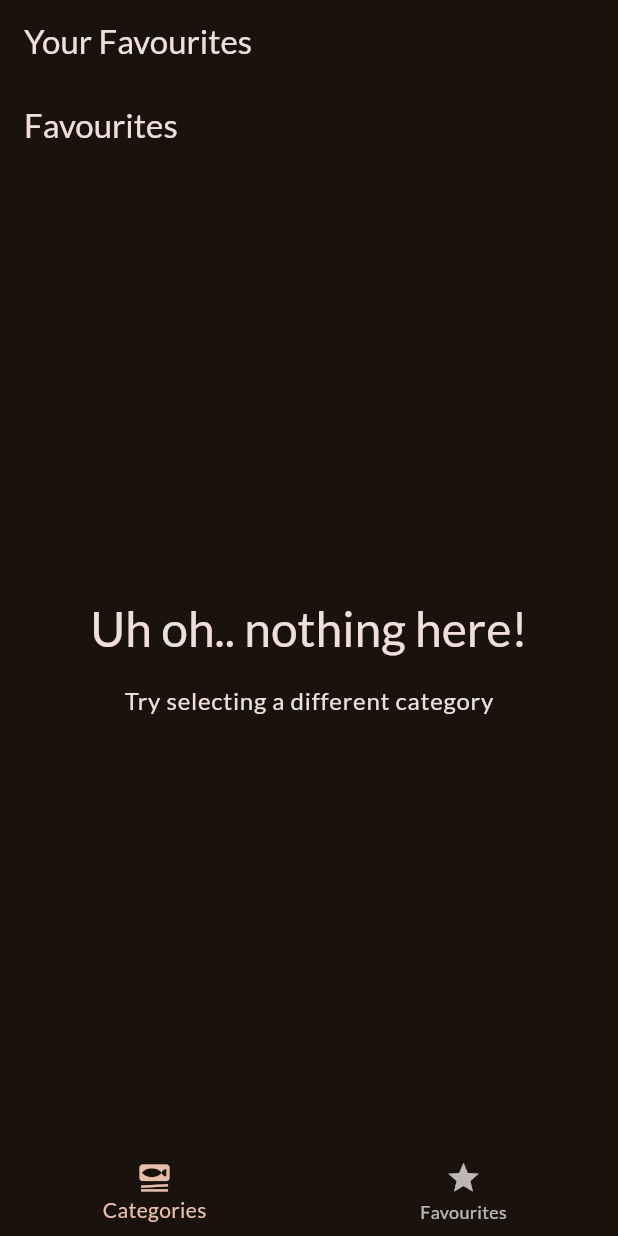
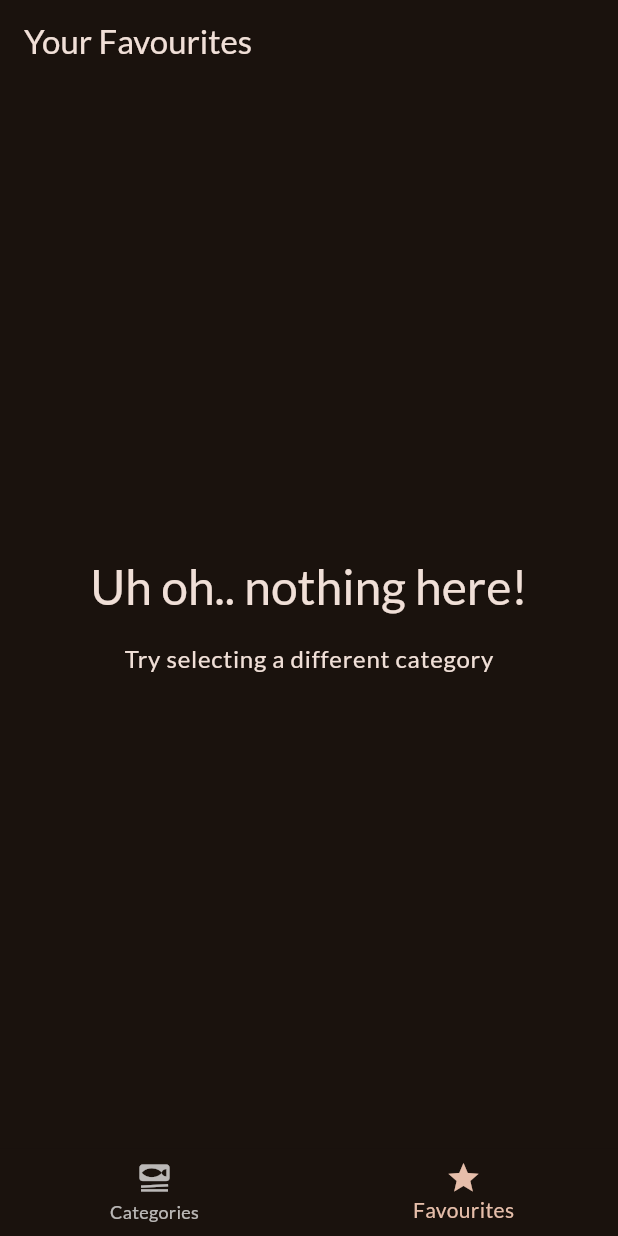
Before and after one commit to TVirus11/CookIt, a Flutter app: the screen it shows after launch, item 2 of the bottom bar chosen, on a phone screen of 412 x 824 dp. Run offline on Flutter 3.47's test engine with Material 2 defaults, Android fonts, the phone set to English and light mode, and no system bars; our stand-ins replace google_fonts, transparent_image.

Commit message:
Issue Fixed of double App Bars

```diff
--- a/lib/screens/meals.dart
+++ b/lib/screens/meals.dart
@@ -7,11 +7,11 @@ import '../models/meal.dart';
 class MealsScreen extends StatelessWidget {
   const MealsScreen({
     super.key,
-    required this.title,
+    this.title,
     required this.meals,
   });
 
-  final String title;
+  final String? title;
   final List<Meal> meals;
 
   void selectMeal(BuildContext context, Meal meal) {
@@ -69,9 +69,13 @@ class MealsScreen extends StatelessWidget {
       );
     }
 
+    if(title == null) {
+      return content;
+    }
+
     return Scaffold(
       appBar: AppBar(
-        title: Text(title),
+        title: Text(title!),
       ),
       body: content,
     );
--- a/lib/screens/tabs.dart
+++ b/lib/screens/tabs.dart
@@ -27,7 +27,6 @@ class _TabsScreenState extends State<TabsScreen> {
 
     if (_selectedPageIndex == 1) {
       activePage = const MealsScreen(
-        title: 'Favourites',
         meals: [],
       );
       activePageTitle = 'Your Favourites';
@@ -40,6 +39,8 @@ class _TabsScreenState extends State<TabsScreen> {
       body: activePage,
       bottomNavigationBar: BottomNavigationBar(
         onTap: _selectPage,
+        elevation: 3.0,
+        currentIndex: _selectedPageIndex,
         items: const [
           BottomNavigationBarItem(
             icon: Icon(Icons.set_meal),
```
Also changed, not shown: lib/screens/categories.dart (+1 -8 lines).
